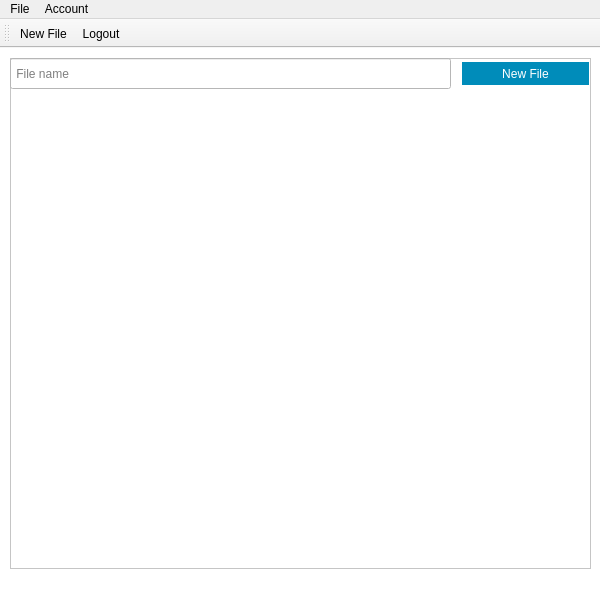
This is client/ui/showFiles.ui in s267562/Live-Text-Editor as Qt 5 draws it before an edit. The edited form follows.
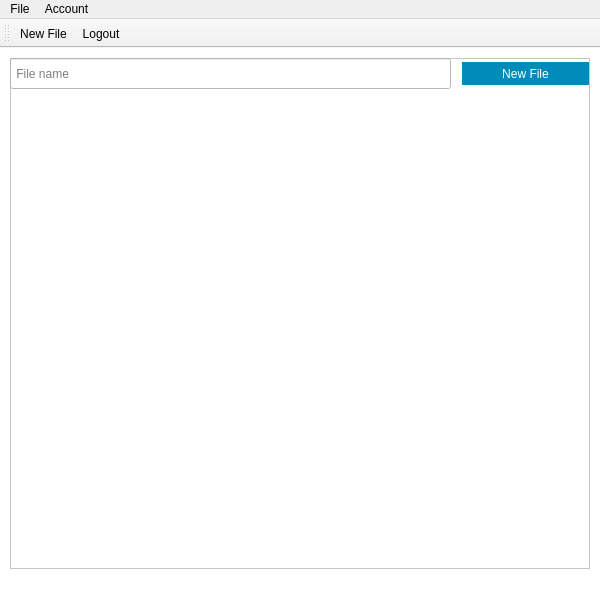
This is the edited form. Icons and pictures are not drawn.

```diff
--- a/client/ui/showFiles.ui
+++ b/client/ui/showFiles.ui
@@ -25,10 +25,26 @@
      <rect>
       <x>10</x>
       <y>10</y>
-      <width>581</width>
+      <width>580</width>
       <height>511</height>
      </rect>
     </property>
+    <property name="autoFillBackground">
+     <bool>true</bool>
+    </property>
+    <property name="styleSheet">
+     <string notr="true">QListWidget::item
+{
+    background: rgb(255,255,255); 
+	color : rgb(255,255,255); 
+}
+QListWidget::item:selected
+{
+	
+	background-color: rgb(189, 187, 191);
+	color: rgb(189, 187, 191);
+}</string>
+    </property>
    </widget>
    <widget class="QLineEdit" name="filename">
     <property name="geometry">
@@ -64,6 +80,9 @@
       <height>31</height>
      </rect>
     </property>
+    <property name="autoFillBackground">
+     <bool>false</bool>
+    </property>
     <property name="styleSheet">
      <string notr="true">QPushButton{  
 background-color: #008CBA;
```
